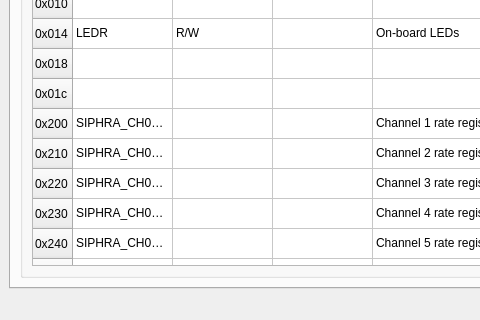
Old version of the form CubesControl/ui/cubescontrol.ui in the repository tstana/cubes-sw; both pictures show x 0 to 480 and y 320 to 640 of the 860 by 640 pixel window.
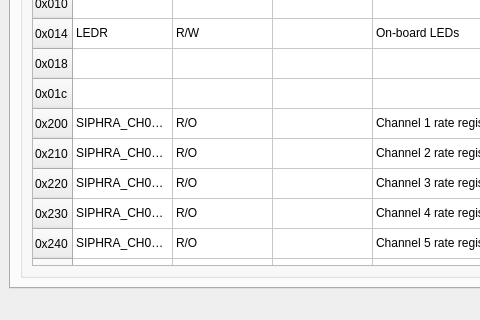
New version of the form. The open tabs and pages were chosen to show the change. Icons and pictures are not drawn. Custom widgets are drawn as their Qt base class.

Commit message: UI: Adding register access to new registers

What changed in the file:
```diff
--- a/CubesControl/ui/cubescontrol.ui
+++ b/CubesControl/ui/cubescontrol.ui
@@ -1237,6 +1237,11 @@
                <string>SIPHRA_CH01RATER</string>
               </property>
              </item>
+             <item row="8" column="1">
+              <property name="text">
+               <string>R/O</string>
+              </property>
+             </item>
              <item row="8" column="3">
               <property name="text">
                <string>Channel 1 rate register</string>
@@ -1247,6 +1252,11 @@
                <string>SIPHRA_CH02RATER</string>
               </property>
              </item>
+             <item row="9" column="1">
+              <property name="text">
+               <string>R/O</string>
+              </property>
+             </item>
              <item row="9" column="3">
               <property name="text">
                <string>Channel 2 rate register</string>
@@ -1257,6 +1267,11 @@
                <string>SIPHRA_CH03RATER</string>
               </property>
              </item>
+             <item row="10" column="1">
+              <property name="text">
+               <string>R/O</string>
+              </property>
+             </item>
              <item row="10" column="3">
               <property name="text">
                <string>Channel 3 rate register</string>
@@ -1267,6 +1282,11 @@
                <string>SIPHRA_CH04RATER</string>
               </property>
              </item>
+             <item row="11" column="1">
+              <property name="text">
+               <string>R/O</string>
+              </property>
+             </item>
              <item row="11" column="3">
               <property name="text">
                <string>Channel 4 rate register</string>
@@ -1277,6 +1297,11 @@
                <string>SIPHRA_CH05RATER</string>
               </property>
              </item>
+             <item row="12" column="1">
+              <property name="text">
+               <string>R/O</string>
+              </property>
+             </item>
              <item row="12" column="3">
               <property name="text">
                <string>Channel 5 rate register</string>
@@ -1287,6 +1312,11 @@
                <string>SIPHRA_CH06RATER</string>
               </property>
              </item>
+             <item row="13" column="1">
+              <property name="text">
+               <string>R/O</string>
+              </property>
+             </item>
              <item row="13" column="3">
               <property name="text">
                <string>Channel 6 rate register</string>
@@ -1297,6 +1327,11 @@
                <string>SIPHRA_CH07RATER</string>
               </property>
              </item>
+             <item row="14" column="1">
+              <property name="text">
+               <string>R/O</string>
+              </property>
+             </item>
              <item row="14" column="3">
               <property name="text">
                <string>Channel 7 rate register</string>
@@ -1307,6 +1342,11 @@
                <string>SIPHRA_CH08RATER</string>
               </property>
              </item>
+             <item row="15" column="1">
+              <property name="text">
+               <string>R/O</string>
+              </property>
+             </item>
              <item row="15" column="3">
               <property name="text">
                <string>Channel 8 rate register</string>
@@ -1317,6 +1357,11 @@
                <string>SIPHRA_CH09RATER</string>
               </property>
              </item>
+             <item row="16" column="1">
+              <property name="text">
+               <string>R/O</string>
+              </property>
+             </item>
              <item row="16" column="3">
               <property name="text">
                <string>Channel 9 rate register</string>
@@ -1327,6 +1372,11 @@
                <string>SIPHRA_CH10RATER</string>
               </property>
              </item>
+             <item row="17" column="1">
+              <property name="text">
+               <string>R/O</string>
+              </property>
+             </item>
              <item row="17" column="3">
               <property name="text">
                <string>Channel 10 rate register</string>
@@ -1337,6 +1387,11 @@
                <string>SIPHRA_CH11RATER</string>
               </property>
              </item>
+             <item row="18" column="1">
+              <property name="text">
+               <string>R/O</string>
+              </property>
+             </item>
              <item row="18" column="3">
               <property name="text">
                <string>Channel 11 rate register</string>
@@ -1347,6 +1402,11 @@
                <string>SIPHRA_CH12RATER</string>
               </property>
              </item>
+             <item row="19" column="1">
+              <property name="text">
+               <string>R/O</string>
+              </property>
+             </item>
              <item row="19" column="3">
               <property name="text">
                <string>Channel 12 rate register</string>
@@ -1357,6 +1417,11 @@
                <string>SIPHRA_CH13RATER</string>
               </property>
              </item>
+             <item row="20" column="1">
+              <property name="text">
+               <string>R/O</string>
+              </property>
+             </item>
              <item row="20" column="3">
               <property name="text">
                <string>Channel 13 rate register</string>
@@ -1367,6 +1432,11 @@
                <string>SIPHRA_CH14RATER</string>
               </property>
              </item>
+             <item row="21" column="1">
+              <property name="text">
+               <string>R/O</string>
+              </property>
+             </item>
              <item row="21" column="3">
               <property name="text">
                <string>Channel 14 rate register</string>
@@ -1377,6 +1447,11 @@
                <string>SIPHRA_CH15RATER</string>
               </property>
              </item>
+             <item row="22" column="1">
+              <property name="text">
+               <string>R/O</string>
+              </property>
+             </item>
              <item row="22" column="3">
               <property name="text">
                <string>Channel 15 rate register</string>
@@ -1387,6 +1462,11 @@
                <string>SIPHRA_CH16RATER</string>
               </property>
              </item>
+             <item row="23" column="1">
+              <property name="text">
+               <string>R/O</string>
+              </property>
+             </item>
              <item row="23" column="3">
               <property name="text">
                <string>Channel 16 rate register</string>
```
